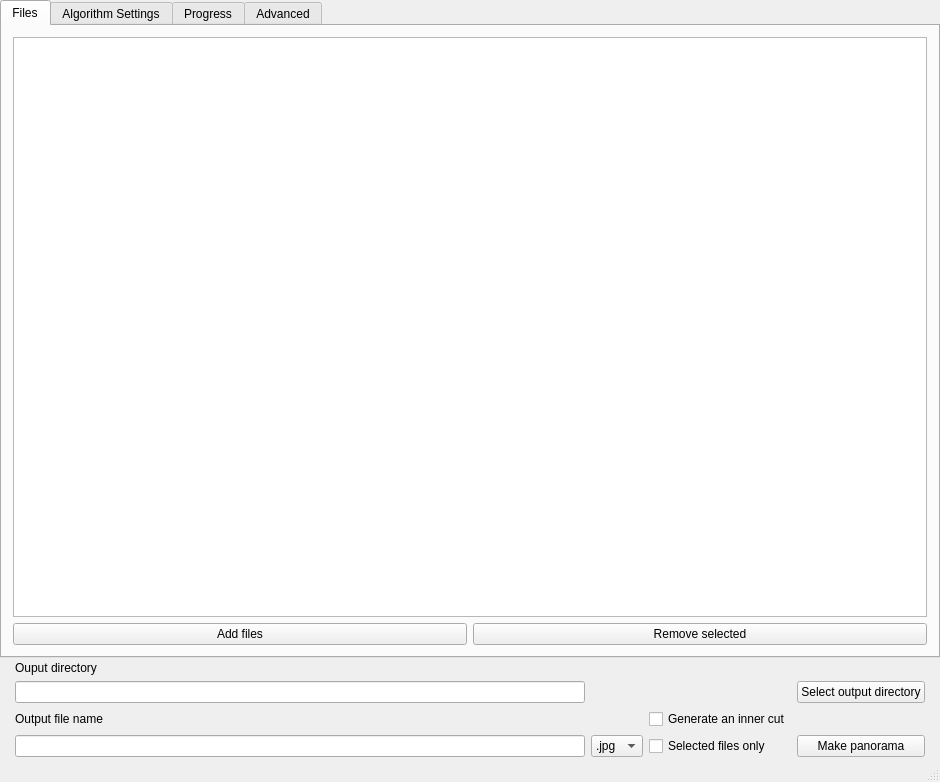
Qt form src/mainwindow.ui (qchateau/AutoPanorama) before a commit.
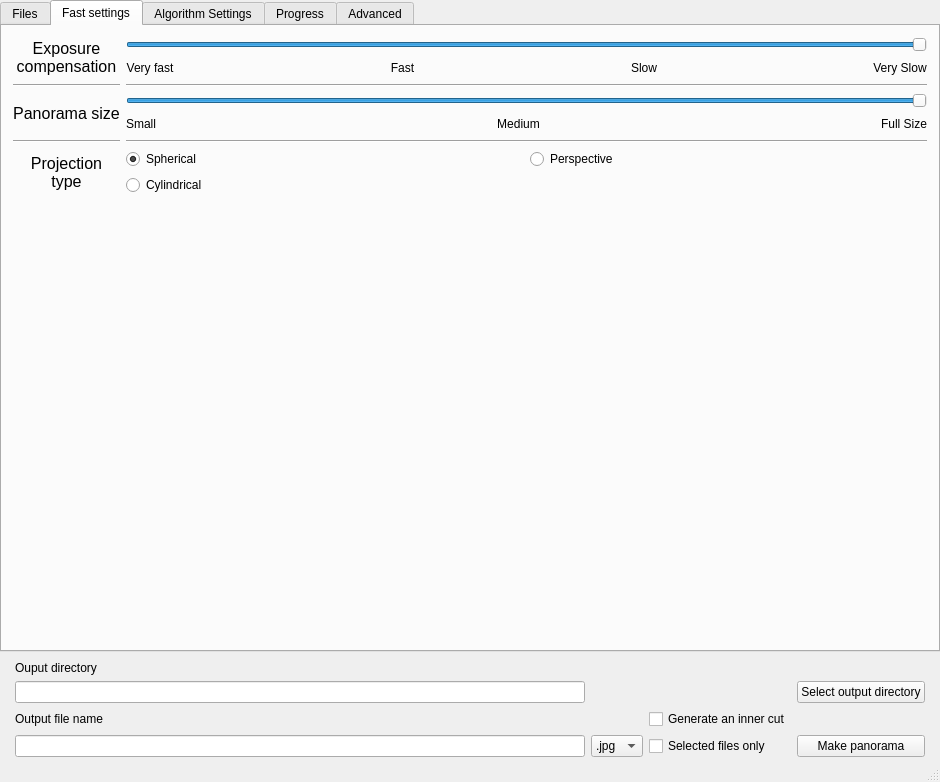
The same form after that commit. The open tabs and pages were chosen to show the change. Icons and pictures are not drawn. Custom widgets are drawn as their Qt base class.

Commit message: Fast settings

Diff of the .ui file:
```diff
--- a/src/mainwindow.ui
+++ b/src/mainwindow.ui
@@ -22,9 +22,6 @@
   </property>
   <widget class="QWidget" name="centralWidget">
    <layout class="QVBoxLayout" name="verticalLayout_6">
-    <property name="spacing">
-     <number>0</number>
-    </property>
     <property name="leftMargin">
      <number>0</number>
     </property>
@@ -104,6 +101,352 @@
         </item>
        </layout>
       </widget>
+      <widget class="QWidget" name="tabFastSettings">
+       <attribute name="title">
+        <string>Fast settings</string>
+       </attribute>
+       <layout class="QGridLayout" name="gridLayout_5">
+        <item row="4" column="1">
+         <widget class="Line" name="line">
+          <property name="orientation">
+           <enum>Qt::Horizontal</enum>
+          </property>
+         </widget>
+        </item>
+        <item row="10" column="0">
+         <spacer name="verticalSpacer_7">
+          <property name="orientation">
+           <enum>Qt::Vertical</enum>
+          </property>
+          <property name="sizeHint" stdset="0">
+           <size>
+            <width>20</width>
+            <height>40</height>
+           </size>
+          </property>
+         </spacer>
+        </item>
+        <item row="8" column="1">
+         <widget class="Line" name="line_4">
+          <property name="orientation">
+           <enum>Qt::Horizontal</enum>
+          </property>
+         </widget>
+        </item>
+        <item row="4" column="0">
+         <widget class="Line" name="line_2">
+          <property name="orientation">
+           <enum>Qt::Horizontal</enum>
+          </property>
+         </widget>
+        </item>
+        <item row="8" column="0">
+         <widget class="Line" name="line_3">
+          <property name="orientation">
+           <enum>Qt::Horizontal</enum>
+          </property>
+         </widget>
+        </item>
+        <item row="9" column="1">
+         <layout class="QGridLayout" name="gridLayout_4">
+          <item row="1" column="0">
+           <widget class="QRadioButton" name="fast_proj_type_cyl">
+            <property name="text">
+             <string>Cylindrical</string>
+            </property>
+            <property name="icon">
+             <iconset resource="../res/application.qrc">
+              <normaloff>:/cylindrical.png</normaloff>:/cylindrical.png</iconset>
+            </property>
+            <property name="iconSize">
+             <size>
+              <width>200</width>
+              <height>100</height>
+             </size>
+            </property>
+           </widget>
+          </item>
+          <item row="0" column="0">
+           <widget class="QRadioButton" name="fast_proj_type_sph">
+            <property name="text">
+             <string>Spherical</string>
+            </property>
+            <property name="icon">
+             <iconset resource="../res/application.qrc">
+              <normaloff>:/spherical.png</normaloff>:/spherical.png</iconset>
+            </property>
+            <property name="iconSize">
+             <size>
+              <width>200</width>
+              <height>100</height>
+             </size>
+            </property>
+            <property name="checked">
+             <bool>true</bool>
+            </property>
+           </widget>
+          </item>
+          <item row="0" column="1">
+           <widget class="QRadioButton" name="fast_proj_type_pla">
+            <property name="text">
+             <string>Perspective</string>
+            </property>
+            <property name="icon">
+             <iconset resource="../res/application.qrc">
+              <normaloff>:/perspective.png</normaloff>:/perspective.png</iconset>
+            </property>
+            <property name="iconSize">
+             <size>
+              <width>200</width>
+              <height>100</height>
+             </size>
+            </property>
+           </widget>
+          </item>
+         </layout>
+        </item>
+        <item row="9" column="0">
+         <widget class="QLabel" name="fast_proj_type_label">
+          <property name="font">
+           <font>
+            <pointsize>12</pointsize>
+            <italic>false</italic>
+           </font>
+          </property>
+          <property name="text">
+           <string>Projection
+type</string>
+          </property>
+          <property name="alignment">
+           <set>Qt::AlignCenter</set>
+          </property>
+         </widget>
+        </item>
+        <item row="5" column="1">
+         <layout class="QVBoxLayout" name="verticalLayout_8">
+          <item>
+           <widget class="QSlider" name="fast_pan_size_value">
+            <property name="maximum">
+             <number>2</number>
+            </property>
+            <property name="pageStep">
+             <number>1</number>
+            </property>
+            <property name="value">
+             <number>2</number>
+            </property>
+            <property name="orientation">
+             <enum>Qt::Horizontal</enum>
+            </property>
+           </widget>
+          </item>
+          <item>
+           <layout class="QHBoxLayout" name="fast_pan_size_values_labels">
+            <item>
+             <widget class="QLabel" name="fast_pan_size_l">
+              <property name="text">
+               <string>Small</string>
+              </property>
+              <property name="alignment">
+               <set>Qt::AlignCenter</set>
+              </property>
+             </widget>
+            </item>
+            <item>
+             <spacer name="horizontalSpacer_6">
+              <property name="orientation">
+               <enum>Qt::Horizontal</enum>
+              </property>
+              <property name="sizeHint" stdset="0">
+               <size>
+                <width>40</width>
+                <height>20</height>
+               </size>
+              </property>
+             </spacer>
+            </item>
+            <item>
+             <widget class="QLabel" name="fast_pan_size_s">
+              <property name="text">
+               <string>Medium</string>
+              </property>
+              <property name="alignment">
+               <set>Qt::AlignCenter</set>
+              </property>
+             </widget>
+            </item>
+            <item>
+             <spacer name="horizontalSpacer_5">
+              <property name="orientation">
+               <enum>Qt::Horizontal</enum>
+              </property>
+              <property name="sizeHint" stdset="0">
+               <size>
+                <width>40</width>
+                <height>20</height>
+               </size>
+              </property>
+             </spacer>
+            </item>
+            <item>
+             <widget class="QLabel" name="fast_pan_size_m">
+              <property name="text">
+               <string>Full Size</string>
+              </property>
+              <property name="alignment">
+               <set>Qt::AlignCenter</set>
+              </property>
+             </widget>
+            </item>
+           </layout>
+          </item>
+         </layout>
+        </item>
+        <item row="5" column="0">
+         <widget class="QLabel" name="fast_pan_size_label">
+          <property name="font">
+           <font>
+            <pointsize>12</pointsize>
+           </font>
+          </property>
+          <property name="text">
+           <string>Panorama size</string>
+          </property>
+          <property name="alignment">
+           <set>Qt::AlignCenter</set>
+          </property>
+         </widget>
+        </item>
+        <item row="0" column="1">
+         <layout class="QVBoxLayout" name="verticalLayout_9">
+          <item>
+           <widget class="QSlider" name="fast_excomp_value">
+            <property name="maximum">
+             <number>3</number>
+            </property>
+            <property name="singleStep">
+             <number>1</number>
+            </property>
+            <property name="pageStep">
+             <number>1</number>
+            </property>
+            <property name="value">
+             <number>3</number>
+            </property>
+            <property name="sliderPosition">
+             <number>3</number>
+            </property>
+            <property name="orientation">
+             <enum>Qt::Horizontal</enum>
+            </property>
+            <property name="tickPosition">
+             <enum>QSlider::NoTicks</enum>
+            </property>
+           </widget>
+          </item>
+          <item>
+           <layout class="QHBoxLayout" name="fast_expcom_value_labels">
+            <item>
+             <widget class="QLabel" name="fast_expcom_vf">
+              <property name="text">
+               <string>Very fast</string>
+              </property>
+              <property name="alignment">
+               <set>Qt::AlignCenter</set>
+              </property>
+             </widget>
+            </item>
+            <item>
+             <spacer name="horizontalSpacer_4">
+              <property name="orientation">
+               <enum>Qt::Horizontal</enum>
+              </property>
+              <property name="sizeHint" stdset="0">
+               <size>
+                <width>40</width>
+                <height>20</height>
+               </size>
+              </property>
+             </spacer>
+            </item>
+            <item>
+             <widget class="QLabel" name="fast_expcom_f">
+              <property name="text">
+               <string>Fast</string>
+              </property>
+              <property name="alignment">
+               <set>Qt::AlignCenter</set>
+              </property>
+             </widget>
+            </item>
+            <item>
+             <spacer name="horizontalSpacer_3">
+              <property name="orientation">
+               <enum>Qt::Horizontal</enum>
+              </property>
+              <property name="sizeHint" stdset="0">
+               <size>
+                <width>40</width>
+                <height>20</height>
+               </size>
+              </property>
+             </spacer>
+            </item>
+            <item>
+             <widget class="QLabel" name="fast_expcom_s">
+              <property name="text">
+               <string>Slow</string>
+              </property>
+              <property name="alignment">
+               <set>Qt::AlignCenter</set>
+              </property>
+             </widget>
+            </item>
+            <item>
+             <spacer name="horizontalSpacer_2">
+              <property name="orientation">
+               <enum>Qt::Horizontal</enum>
+              </property>
+              <property name="sizeHint" stdset="0">
+               <size>
+                <width>40</width>
+                <height>20</height>
+               </size>
+              </property>
+             </spacer>
+            </item>
+            <item>
+             <widget class="QLabel" name="fast_expcom_vs">
+              <property name="text">
+               <string>Very Slow</string>
+              </property>
+              <property name="alignment">
+               <set>Qt::AlignCenter</set>
+              </property>
+             </widget>
+            </item>
+           </layout>
+          </item>
+         </layout>
+        </item>
+        <item row="0" column="0">
+         <widget class="QLabel" name="fast_expcomp_label">
+          <property name="font">
+           <font>
+            <pointsize>12</pointsize>
+           </font>
+          </property>
+          <property name="text">
+           <string>Exposure 
+compensation</string>
+          </property>
+          <property name="alignment">
+           <set>Qt::AlignCenter</set>
+          </property>
+         </widget>
+        </item>
+       </layout>
+      </widget>
       <widget class="QWidget" name="tabSettings">
        <attribute name="title">
         <string>Algorithm Settings</string>
```
Left out of the diff: 134 changed lines with no effect on the pictures. The commit also changes 4 other files.
